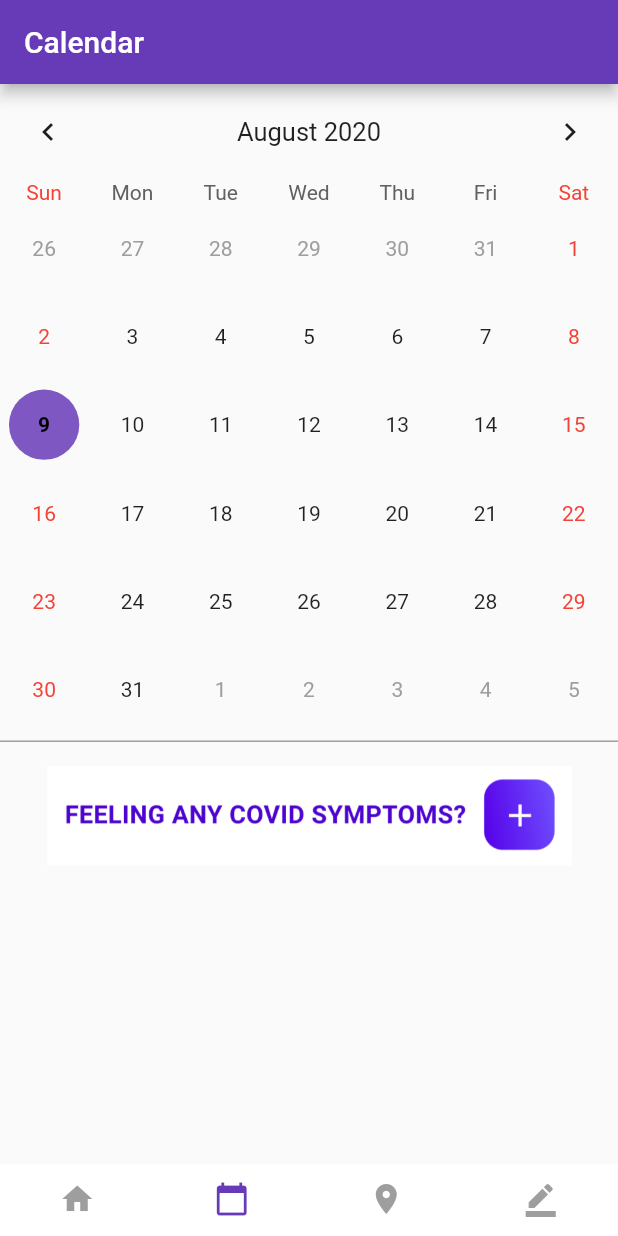
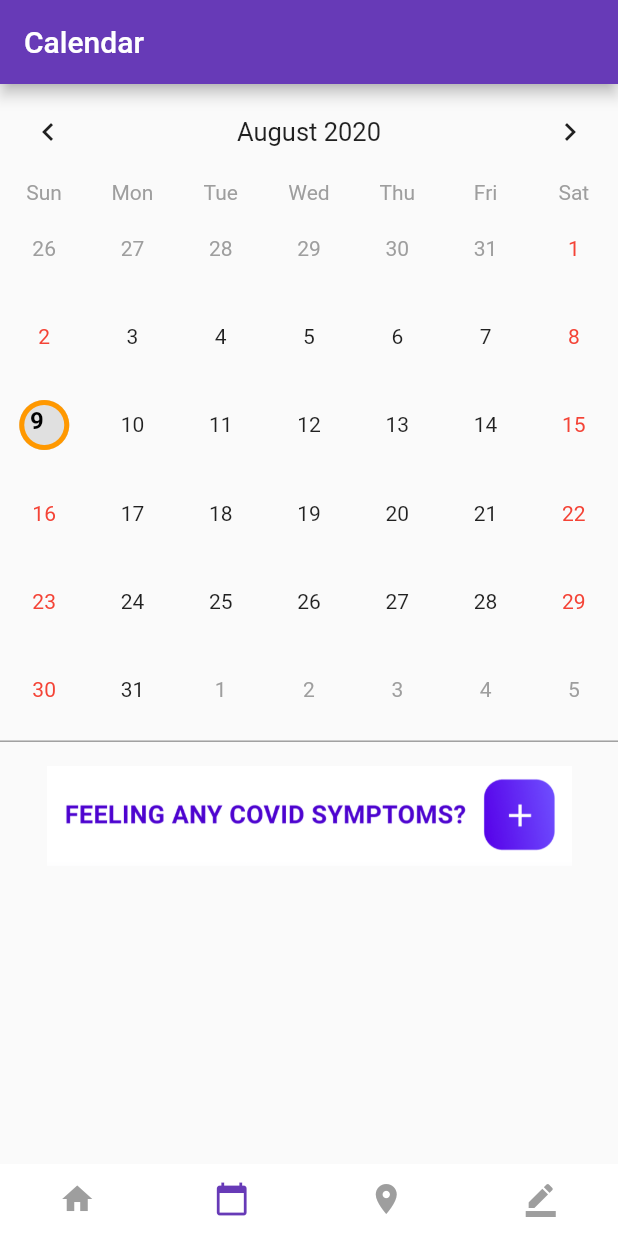
Before and after one commit to mskeyashah/COVID_Trace, a Flutter app: the screen it shows after launch, item 2 of the bottom bar chosen, on a phone screen of 412 x 824 dp. Run offline on Flutter 3.47's test engine with Material 2 defaults, Android fonts, the phone set to English and light mode, and no system bars; drawn by our look-alikes of table_calendar; our stand-ins replace flutter_spinkit, geolocator, pie_chart, rflutter_alert; missing offline and left inert: giffy_dialog.

Commit message:
completed ui of entersurvey/calendar page

```diff
--- a/lib/calendar.dart
+++ b/lib/calendar.dart
@@ -3,6 +3,7 @@ import 'package:flutter/material.dart';
 import 'package:covidtrace/main.dart';
 import 'package:covidtrace/homepage.dart';
 import 'package:flutter/cupertino.dart';
+import 'package:flutter/rendering.dart';
 import 'package:intl/intl.dart';
 import 'package:table_calendar/table_calendar.dart';
 import 'package:pie_chart/pie_chart.dart';
@@ -31,41 +32,26 @@ class CalendarPage extends State<Calendar> with TickerProviderStateMixin{
     super.initState();
     final _selectedDay = DateTime.now();
     var difference;
-
-
-    _events = {
-//      _selectedDay.subtract(Duration(days: 30)): ['Event A0', 'Event B0', 'Event C0'],
-//      _selectedDay.subtract(Duration(days: 27)): ['Event A1'],
-//      _selectedDay.subtract(Duration(days: 20)): ['Event A2', 'Event B2', 'Event C2', 'Event D2'],
-//      _selectedDay.subtract(Duration(days: 16)): ['Event A3', 'Event B3'],
-//      _selectedDay.subtract(Duration(days: 10)): ['Event A4', 'Event B4', 'Event C4'],
-//      _selectedDay.subtract(Duration(days: 4)): ['Event A5', 'Event B5', 'Event C5'],
-//      _selectedDay.subtract(Duration(days: 2)): ['Event A6', 'Event B6'],
-//      _selectedDay: ['Event A7', 'Event B7', 'Event C7', 'Event D7'],
-//      _selectedDay.add(Duration(days: 1)): ['Event A8', 'Event B8', 'Event C8', 'Event D8'],
-//      _selectedDay.add(Duration(days: 3)): Set.from(['Event A9', 'Event A9', 'Event B9']).toList(),
-//      _selectedDay.add(Duration(days: 7)): ['Event A10', 'Event B10', 'Event C10'],
-//      _selectedDay.add(Duration(days: 11)): ['Event A11', 'Event B11'],
-//      _selectedDay.add(Duration(days: 17)): ['Event A12', 'Event B12', 'Event C12', 'Event D12'],
-//      _selectedDay.add(Duration(days: 22)): ['Event A13', 'Event B13'],
-//      _selectedDay.add(Duration(days: 0)): ['Event A14'],
-    };
+    _events = {};
 
     if(finalselectedDate != null && selection != "No")
     {
       difference = _selectedDay.difference(finalselectedDate).inDays;
-      print(difference);
+
       if(difference>14)
-        difference = 14;
-      for(int x = 0; x<=difference; x++)
       {
-        //int dayssince = difference-x;
+        for (int x = 0; x <=14; x++) {
           _events[finalselectedDate.add(Duration(days: x))] = ['$x'];
+        }
 
       }
+      else {
+        for (int x = difference; x >= 0; x--) {
+          int dayssince = difference - x;
+          _events[_selectedDay.subtract(Duration(days: x))] = ['$dayssince'];
         }
-
-
+      }
+    }
 
     _selectedEvents = _events[_selectedDay] ?? [];
     _calendarController = CalendarController();
@@ -86,18 +72,15 @@ class CalendarPage extends State<Calendar> with TickerProviderStateMixin{
   }
 
   void _onDaySelected(DateTime day, List events) {
-    print('CALLBACK: _onDaySelected');
     setState(() {
       _selectedEvents = events;
     });
   }
 
   void _onVisibleDaysChanged(DateTime first, DateTime last, CalendarFormat format) {
-    print('CALLBACK: _onVisibleDaysChanged');
   }
 
   void _onCalendarCreated(DateTime first, DateTime last, CalendarFormat format) {
-    print('CALLBACK: _onCalendarCreated');
   }
 
   @override
@@ -133,11 +116,15 @@ class CalendarPage extends State<Calendar> with TickerProviderStateMixin{
         startingDayOfWeek: StartingDayOfWeek.sunday,
         calendarStyle: CalendarStyle(
           selectedColor: Colors.deepPurple[400],
+          todayStyle: TextStyle(
+            color: Colors.black,
+          ),
+          markersPositionBottom: 0,
           selectedStyle: TextStyle(
             color: Colors.black,
             fontWeight: FontWeight.bold,
           ),
-        todayColor: Colors.deepPurple[200],
+          todayColor: Colors.grey[300],
           markersColor: Colors.deepPurple[700],
           outsideDaysVisible: true,
         ),
@@ -145,9 +132,50 @@ class CalendarPage extends State<Calendar> with TickerProviderStateMixin{
           centerHeaderTitle: true,
           formatButtonVisible: false,
         ),
+        daysOfWeekStyle: DaysOfWeekStyle(
+          weekendStyle: TextStyle().copyWith(color: Colors.grey),
+          weekdayStyle: TextStyle().copyWith(color: Colors.grey),
+        ),
         onDaySelected: _onDaySelected,
         onVisibleDaysChanged: _onVisibleDaysChanged,
         onCalendarCreated: _onCalendarCreated,
+        builders: CalendarBuilders(
+          selectedDayBuilder: (context, date, _) {
+            return FadeTransition(
+              opacity: Tween(begin: 0.0, end: 1.0).animate(_animationController),
+              child: Container(
+                  color: Colors.transparent,
+                  width: 120,
+                  height: 120,
+                  child: Stack(
+                    children: <Widget>[
+                      SizedBox(
+                        height: 60,
+                        width: 60,
+                        child:Icon(Icons.lens,color: Colors.grey[300], size: 40),
+                      ),
+                      Positioned(
+                        left: 20,
+                        top: 17,
+                        child:Text(
+                          '${date.day}',
+                          style: TextStyle(
+                            color: Colors.black,
+                            fontWeight: FontWeight.bold,
+                          ).copyWith(fontSize: 16.0),
+                        ),
+                      ),
+                      SizedBox(
+                        height: 60,
+                        width: 60,
+                        child:Icon(Icons.panorama_fish_eye,color: Colors.orange,size: 40,),
+                      ),
+                    ],
+                  )
+              ),
+            );
+          },
+        )
     );
   }
 
@@ -182,9 +210,7 @@ class CalendarPage extends State<Calendar> with TickerProviderStateMixin{
               color: Colors.deepOrange[300],
               width: 100,
               height: 100,
-              child: Text(
-                '${date.day}',
-                style: TextStyle().copyWith(fontSize: 16.0),
+              child: Icon(Icons.panorama_fish_eye
               ),
             ),
           );
@@ -204,7 +230,6 @@ class CalendarPage extends State<Calendar> with TickerProviderStateMixin{
         },
         markersBuilder: (context, date, events, holidays) {
           final children = <Widget>[];
-
           if (events.isNotEmpty) {
             children.add(
               Positioned(
@@ -214,7 +239,6 @@ class CalendarPage extends State<Calendar> with TickerProviderStateMixin{
               ),
             );
           }
-
           return children;
         },
       ),
@@ -236,7 +260,6 @@ class CalendarPage extends State<Calendar> with TickerProviderStateMixin{
       ),
       width: 16.0,
       height: 16.0,
-
     );
   }
 
@@ -252,11 +275,7 @@ class CalendarPage extends State<Calendar> with TickerProviderStateMixin{
                 width: 100,
                 margin: const EdgeInsets.symmetric(
                     horizontal: 0.0, vertical: 4.0),
-                child: /*ListTile(
-          title: Text(event.toString()),
-          onTap: () => print('$event tapped!'),
-        ),*/
-                Stack(
+                child: Stack(
                   children: <Widget>[
                     Positioned(child: Image.asset("images/home.png", height: 70,
                       width: 60,), left: 72, top: 40,),
@@ -332,16 +351,11 @@ class CalendarPage extends State<Calendar> with TickerProviderStateMixin{
                               "images/covidsymptom.png", height: 70,
                               width: 350,)
                         )
-
                       ],
                     )
-
-
                   ],
                 )
-
-            ))
-            .toList(),
+            )).toList(),
       );
     }
     else
@@ -357,13 +371,10 @@ class CalendarPage extends State<Calendar> with TickerProviderStateMixin{
                     "images/covidsymptom.png", height: 70,
                     width: 350,)
               )
-
             ],
           )
-
         ],
       );
-
     }
   }
 }
--- a/lib/main.dart
+++ b/lib/main.dart
@@ -47,7 +47,6 @@ class Home extends State<HomePage> with SingleTickerProviderStateMixin{
 
   @override
   Widget build(BuildContext context) {
-    print("App started");
     SystemChrome.setEnabledSystemUIOverlays([]);
     return new MaterialApp(
       title: 'COVID TRACE',
--- a/lib/survey.dart
+++ b/lib/survey.dart
@@ -76,7 +76,7 @@ class SurveyPage extends State<Survey> {
         );
 
         chips.add(Padding(
-            padding: EdgeInsets.symmetric(horizontal: 10),
+            padding: EdgeInsets.symmetric(horizontal: 7),
             child: filterChip
         ));
       }
@@ -182,7 +182,6 @@ class SurveyPage extends State<Survey> {
                         value: item,
                         activeColor: Colors.black,
                         onChanged: (val) {
-                          print(val);
                           setState(() {
                             selection = val;
                           });
@@ -241,6 +240,8 @@ class SurveyPage extends State<Survey> {
                           SizedBox(width: 15),
                           Text('Select those that apply', style: TextStyle(
                             fontSize: 15,)),
+                          SizedBox(width: 150,),
+                          Icon(Icons.arrow_forward,color: Colors.grey,)
                         ],
                       ),
 
```
Lines whose indentation alone changed are shown as unchanged.
